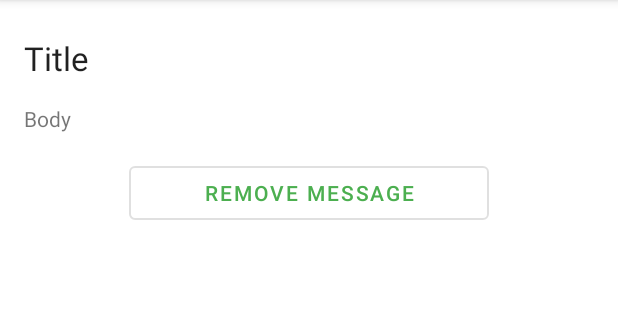
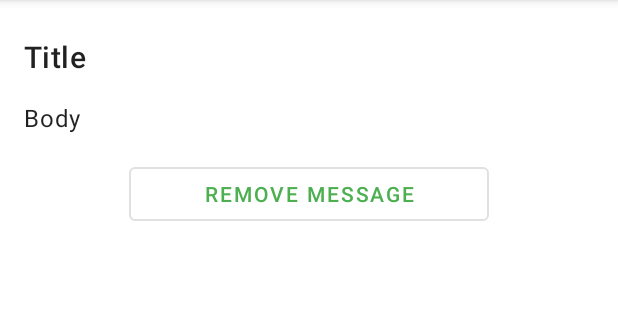
Before and after one commit to chris-hamper/android-cloud-notifications, an Android app: the MessageDetailActivity screen opened directly, with no data from a screen before it, on a phone screen of 412 x 824 dp, the part 84-404 px from its top. Run offline under Robolectric (Android 15) with nearby library versions, the phone set to English and light mode, and no system bars.

Commit message:
Tweak detail view

```diff
--- a/app/src/main/res/layout/activity_message_detail.xml
+++ b/app/src/main/res/layout/activity_message_detail.xml
@@ -26,14 +26,15 @@
         android:paddingTop="24dp"
         android:paddingEnd="16dp"
         android:text="Title"
-        android:textAppearance="@style/TextAppearance.AppCompat.Large" />
+        android:textAppearance="?attr/textAppearanceHeadline6" />
 
     <TextView
         android:id="@+id/message_detail_body"
         android:layout_width="match_parent"
         android:layout_height="wrap_content"
         android:padding="16dp"
-        android:text="Body" />
+        android:text="Body"
+        android:textAppearance="?attr/textAppearanceBody1"/>
 
     <Button
         android:id="@+id/remove_button"
```
